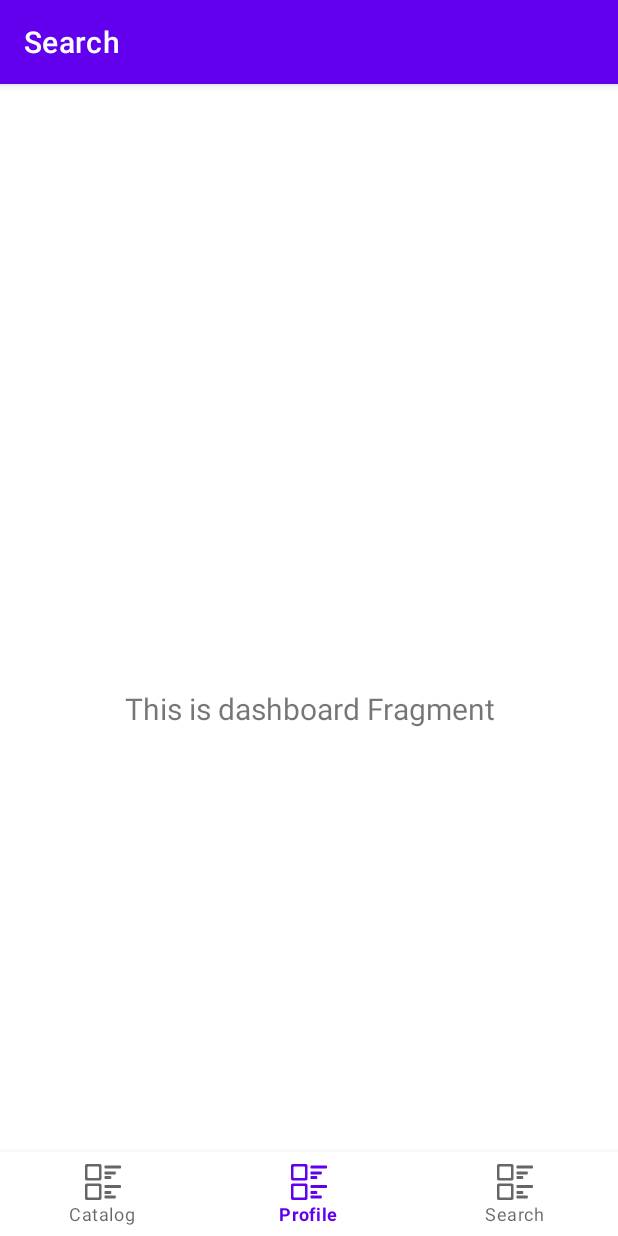
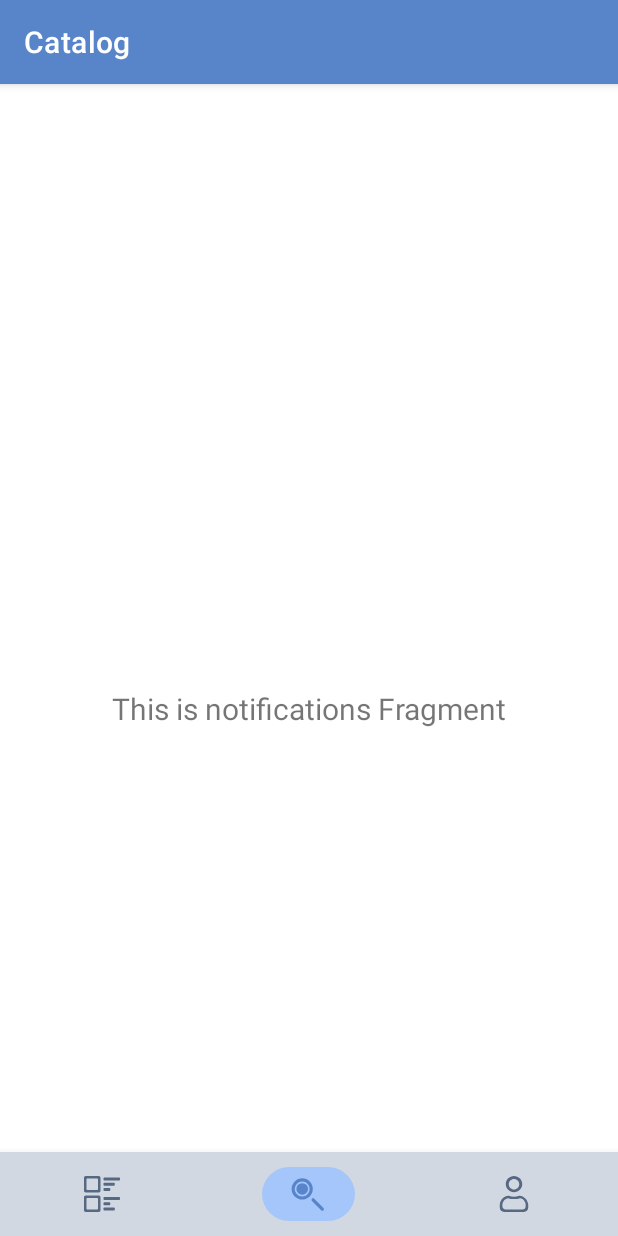
Before and after one commit to Kirixo/Libum, an Android app: the screen it shows after launch (MainActivity), item 2 of the bottom bar chosen, on a phone screen of 412 x 824 dp. Run offline under Robolectric (Android 15) with nearby library versions, the phone set to English and light mode, and no system bars; our stand-ins replace navigation-ui.

Commit message:
Bottom bar implementation

```diff
--- a/android/app/build.gradle.kts
+++ b/android/app/build.gradle.kts
@@ -42,7 +42,7 @@ dependencies {
 
     implementation(libs.androidx.core.ktx)
     implementation(libs.androidx.appcompat)
-    implementation(libs.material)
+    implementation(libs.material.v1110)
     implementation(libs.androidx.constraintlayout)
     implementation(libs.androidx.lifecycle.livedata.ktx)
     implementation(libs.androidx.lifecycle.viewmodel.ktx)
--- a/android/app/src/main/java/com/project/libum/MainActivity.kt
+++ b/android/app/src/main/java/com/project/libum/MainActivity.kt
@@ -22,8 +22,7 @@ class MainActivity : AppCompatActivity() {
         val navView: BottomNavigationView = binding.navView
 
         val navController = findNavController(R.id.nav_host_fragment_activity_main)
-        // Passing each menu ID as a set of Ids because each
-        // menu should be considered as top level destinations.
+
         val appBarConfiguration = AppBarConfiguration(
             setOf(
                 R.id.navigation_home, R.id.navigation_dashboard, R.id.navigation_notifications
--- /dev/null
+++ b/android/app/src/main/res/drawable/active_account.xml
@@ -0,0 +1,21 @@
+<vector xmlns:android="http://schemas.android.com/apk/res/android"
+    android:width="24dp"
+    android:height="24dp"
+    android:viewportWidth="24"
+    android:viewportHeight="24">
+  <group>
+    <clip-path
+        android:pathData="M0,0h24v24h-24z"/>
+    <path
+        android:pathData="M17.5,5.388C17.5,8.363 15.038,10.776 12,10.776C8.962,10.776 6.5,8.363 6.5,5.388C6.5,2.412 8.962,0 12,0C15.038,0 17.5,2.412 17.5,5.388Z"
+        android:fillColor="#5884C9"/>
+    <group>
+      <clip-path
+          android:pathData="M12,15.184C16.418,15.184 20,12.991 20,10.286C20,7.581 16.418,5.388 12,5.388C7.582,5.388 4,7.581 4,10.286C4,12.991 7.582,15.184 12,15.184ZM12,13.959C15.314,13.959 18,12.315 18,10.286C18,8.257 15.314,6.612 12,6.612C8.686,6.612 6,8.257 6,10.286C6,12.315 8.686,13.959 12,13.959ZM7.307,13.32C5.642,13.634 4.191,14.707 3.413,16.256L3.085,16.908C2.7,17.674 2.5,18.52 2.5,19.377V21.037C2.5,22.673 3.827,24 5.463,24H12H18.537C20.173,24 21.5,22.673 21.5,21.037V19.492C21.5,18.562 21.264,17.646 20.814,16.832L20.39,16.064C19.6,14.635 18.228,13.648 16.662,13.333C15.349,13.881 13.74,14.204 12,14.204C10.247,14.204 8.625,13.876 7.307,13.32Z"
+          android:fillType="evenOdd"/>
+      <path
+          android:pathData="M2.5,21.037C2.5,22.673 3.827,24 5.463,24H12H18.537C20.173,24 21.5,22.673 21.5,21.037V21.037V19.492C21.5,18.562 21.264,17.646 20.814,16.832L20.39,16.064C19.422,14.312 17.578,13.224 15.576,13.224H8.328C6.248,13.224 4.347,14.397 3.413,16.256L3.085,16.908C2.7,17.674 2.5,18.52 2.5,19.377V21.037V21.037Z"
+          android:fillColor="#5884C9"/>
+    </group>
+  </group>
+</vector>
--- /dev/null
+++ b/android/app/src/main/res/drawable/ic_active_home_24dp.xml
@@ -0,0 +1,30 @@
+<vector xmlns:android="http://schemas.android.com/apk/res/android"
+    android:width="24dp"
+    android:height="24dp"
+    android:viewportWidth="24"
+    android:viewportHeight="24">
+  <path
+      android:pathData="M0,1.091C0,0.488 0.488,0 1.091,0H9.909C10.512,0 11,0.488 11,1.091V9.909C11,10.512 10.512,11 9.909,11H1.091C0.488,11 0,10.512 0,9.909V1.091Z"
+      android:fillColor="#5884C9"/>
+  <path
+      android:pathData="M0,14.091C0,13.488 0.488,13 1.091,13H9.909C10.512,13 11,13.488 11,14.091V22.909C11,23.512 10.512,24 9.909,24H1.091C0.488,24 0,23.512 0,22.909V14.091Z"
+      android:fillColor="#5884C9"/>
+  <path
+      android:pathData="M13.5,19.5L17,19.5A0.5,0.5 0,0 0,17.5 19L17.5,18A0.5,0.5 0,0 0,17 17.5L13.5,17.5A0.5,0.5 0,0 0,13 18L13,19A0.5,0.5 0,0 0,13.5 19.5z"
+      android:fillColor="#5884C9"/>
+  <path
+      android:pathData="M13.5,23L20,23A0.5,0.5 0,0 0,20.5 22.5L20.5,21.5A0.5,0.5 0,0 0,20 21L13.5,21A0.5,0.5 0,0 0,13 21.5L13,22.5A0.5,0.5 0,0 0,13.5 23z"
+      android:fillColor="#5884C9"/>
+  <path
+      android:pathData="M13.5,16L23.5,16A0.5,0.5 0,0 0,24 15.5L24,14.5A0.5,0.5 0,0 0,23.5 14L13.5,14A0.5,0.5 0,0 0,13 14.5L13,15.5A0.5,0.5 0,0 0,13.5 16z"
+      android:fillColor="#5884C9"/>
+  <path
+      android:pathData="M13.5,6.5L20,6.5A0.5,0.5 0,0 0,20.5 6L20.5,5A0.5,0.5 0,0 0,20 4.5L13.5,4.5A0.5,0.5 0,0 0,13 5L13,6A0.5,0.5 0,0 0,13.5 6.5z"
+      android:fillColor="#5884C9"/>
+  <path
+      android:pathData="M13.5,10L17,10A0.5,0.5 0,0 0,17.5 9.5L17.5,8.5A0.5,0.5 0,0 0,17 8L13.5,8A0.5,0.5 0,0 0,13 8.5L13,9.5A0.5,0.5 0,0 0,13.5 10z"
+      android:fillColor="#5884C9"/>
+  <path
+      android:pathData="M13.5,3L23.5,3A0.5,0.5 0,0 0,24 2.5L24,1.5A0.5,0.5 0,0 0,23.5 1L13.5,1A0.5,0.5 0,0 0,13 1.5L13,2.5A0.5,0.5 0,0 0,13.5 3z"
+      android:fillColor="#5884C9"/>
+</vector>
--- /dev/null
+++ b/android/app/src/main/res/drawable/ic_active_profile_24dp.xml
@@ -0,0 +1,14 @@
+<vector xmlns:android="http://schemas.android.com/apk/res/android"
+    android:width="24dp"
+    android:height="24dp"
+    android:viewportWidth="24"
+    android:viewportHeight="24">
+  <path
+      android:pathData="M12,10.8c3,0 5.5,-2.4 5.5,-5.4C17.5,2.4 15,0 12,0C9,0 6.5,2.4 6.5,5.4C6.5,8.4 9,10.8 12,10.8z"
+      android:fillColor="#3F5C8A"
+      android:fillType="evenOdd"/>
+  <path
+      android:pathData="M18.1,13.8c-0.8,-0.4 -1.6,-0.6 -2.5,-0.6h-0.2c-1,0.4 -2.1,0.7 -3.4,0.7s-2.4,-0.2 -3.4,-0.7H8.3c-0.9,0 -1.7,0.2 -2.4,0.6c0,0 0,0 0,0c-1.1,0.5 -1.9,1.4 -2.5,2.5l-0.3,0.7c-0.4,0.8 -0.6,1.6 -0.6,2.5V21c0,1.6 1.3,3 3,3H12h6.5c1.6,0 3,-1.3 3,-3v-1.5c0,-0.9 -0.2,-1.8 -0.7,-2.7l-0.4,-0.8C19.8,15.1 19,14.3 18.1,13.8C18.1,13.8 18.1,13.8 18.1,13.8z"
+      android:fillColor="#3F5C8A"
+      android:fillType="evenOdd"/>
+</vector>
--- /dev/null
+++ b/android/app/src/main/res/drawable/ic_active_search_24dp.xml
@@ -0,0 +1,20 @@
+<vector xmlns:android="http://schemas.android.com/apk/res/android"
+    android:width="24dp"
+    android:height="24dp"
+    android:viewportWidth="24"
+    android:viewportHeight="24">
+  <group>
+    <clip-path
+        android:pathData="M0,0h24v24h-24z"/>
+    <path
+        android:pathData="M13.146,13.646C15.908,10.885 15.908,6.408 13.146,3.646C10.385,0.885 5.908,0.885 3.146,3.646C0.385,6.408 0.385,10.885 3.146,13.646C5.908,16.408 10.385,16.408 13.146,13.646ZM11.646,12.146C13.579,10.214 13.579,7.079 11.646,5.146C9.713,3.213 6.579,3.213 4.646,5.146C2.713,7.079 2.713,10.214 4.646,12.146C6.579,14.08 9.713,14.08 11.646,12.146Z"
+        android:fillColor="#5884C9"
+        android:fillType="evenOdd"/>
+    <path
+        android:pathData="M8.146,8.646m-2.75,2.75a3.889,3.889 0,1 1,5.5 -5.5a3.889,3.889 90,1 1,-5.5 5.5"
+        android:fillColor="#5884C9"/>
+    <path
+        android:pathData="M14.628,15.127L14.628,15.127A1.088,1.088 45.178,0 1,16.166 15.127L22.315,21.277A1.088,1.088 45.178,0 1,22.315 22.815L22.315,22.815A1.088,1.088 45.178,0 1,20.777 22.815L14.628,16.666A1.088,1.088 45.178,0 1,14.628 15.127z"
+        android:fillColor="#5884C9"/>
+  </group>
+</vector>
--- a/android/app/src/main/res/drawable/ic_home_24dp.xml
+++ b/android/app/src/main/res/drawable/ic_inactive_home_24dp.xml
@@ -12,7 +12,7 @@
       android:fillColor="#3F5C8A"
       android:fillType="evenOdd"/>
   <path
-      android:pathData="M13.5,20L17,20A0.5,0.5 0,0 0,17.5 19.5L17.5,18.5A0.5,0.5 0,0 0,17 18L13.5,18A0.5,0.5 0,0 0,13 18.5L13,19.5A0.5,0.5 0,0 0,13.5 20z"
+      android:pathData="M13.5,19.5L17,19.5A0.5,0.5 0,0 0,17.5 19L17.5,18A0.5,0.5 0,0 0,17 17.5L13.5,17.5A0.5,0.5 0,0 0,13 18L13,19A0.5,0.5 0,0 0,13.5 19.5z"
       android:fillColor="#3F5C8A"/>
   <path
       android:pathData="M13.5,23L20,23A0.5,0.5 0,0 0,20.5 22.5L20.5,21.5A0.5,0.5 0,0 0,20 21L13.5,21A0.5,0.5 0,0 0,13 21.5L13,22.5A0.5,0.5 0,0 0,13.5 23z"
@@ -21,7 +21,7 @@
       android:pathData="M13.5,16L23.5,16A0.5,0.5 0,0 0,24 15.5L24,14.5A0.5,0.5 0,0 0,23.5 14L13.5,14A0.5,0.5 0,0 0,13 14.5L13,15.5A0.5,0.5 0,0 0,13.5 16z"
       android:fillColor="#3F5C8A"/>
   <path
-      android:pathData="M13.5,7L20,7A0.5,0.5 0,0 0,20.5 6.5L20.5,5.5A0.5,0.5 0,0 0,20 5L13.5,5A0.5,0.5 0,0 0,13 5.5L13,6.5A0.5,0.5 0,0 0,13.5 7z"
+      android:pathData="M13.5,6.5L20,6.5A0.5,0.5 0,0 0,20.5 6L20.5,5A0.5,0.5 0,0 0,20 4.5L13.5,4.5A0.5,0.5 0,0 0,13 5L13,6A0.5,0.5 0,0 0,13.5 6.5z"
       android:fillColor="#3F5C8A"/>
   <path
       android:pathData="M13.5,10L17,10A0.5,0.5 0,0 0,17.5 9.5L17.5,8.5A0.5,0.5 0,0 0,17 8L13.5,8A0.5,0.5 0,0 0,13 8.5L13,9.5A0.5,0.5 0,0 0,13.5 10z"
--- /dev/null
+++ b/android/app/src/main/res/drawable/ic_inactive_profile_24dp.xml
@@ -0,0 +1,14 @@
+<vector xmlns:android="http://schemas.android.com/apk/res/android"
+    android:width="24dp"
+    android:height="24dp"
+    android:viewportWidth="24"
+    android:viewportHeight="24">
+  <path
+      android:fillColor="#FF3F5C8A"
+      android:fillType="evenOdd"
+      android:pathData="M12 10.78c3.04 0 5.5-2.42 5.5-5.4C17.5 2.42 15.04 0 12 0S6.5 2.41 6.5 5.39c0 2.97 2.46 5.39 5.5 5.39ZM12 9c1.93 0 3.5-1.57 3.5-3.5S13.93 2 12 2 8.5 3.57 8.5 5.5 10.07 9 12 9Z"/>
+  <path
+      android:fillColor="#FF3F5C8A"
+      android:fillType="evenOdd"
+      android:pathData="M16.03 14.76c-1.2 0.4-2.57 0.63-4.03 0.63-1.44 0-2.8-0.22-3.98-0.61-0.74 0.1-1.44 0.42-2.01 0.91l-0.14 0.13c-0.29 0.25-0.53 0.54-0.73 0.86L4.82 17.2c-0.37 0.6-0.57 1.3-0.57 2.01v0.97c0 1.23 1 2.22 2.22 2.22h11.22c1.14 0 2.06-0.92 2.06-2.06V19.1c0-0.55-0.11-1.09-0.37-1.58-0.23-0.44-0.54-0.99-0.82-1.33-0.23-0.27-0.59-0.58-0.93-0.83-0.46-0.35-1.02-0.54-1.6-0.6Zm2.03-0.94c-0.76-0.38-1.6-0.6-2.48-0.6H15.4c-0.97 0.42-2.14 0.67-3.41 0.67s-2.44-0.25-3.4-0.66H8.32c-0.86 0-1.7 0.2-2.43 0.56-1.06 0.52-1.94 1.38-2.49 2.47L3.1 16.9C2.7 17.68 2.5 18.52 2.5 19.38v1.66C2.5 22.68 3.83 24 5.46 24H12h6.54c1.63 0 2.96-1.32 2.96-2.96v-1.55c0-0.93-0.24-1.84-0.69-2.66l-0.42-0.76c-0.54-0.99-1.36-1.76-2.33-2.25Z"/>
+</vector>
--- /dev/null
+++ b/android/app/src/main/res/drawable/ic_inactive_search_24dp.xml
@@ -0,0 +1,21 @@
+<vector xmlns:android="http://schemas.android.com/apk/res/android"
+    android:width="24dp"
+    android:height="24dp"
+    android:viewportWidth="24"
+    android:viewportHeight="24">
+  <group>
+    <clip-path
+        android:pathData="M0,0h24v24h-24z"/>
+    <group>
+      <clip-path
+          android:pathData="M0,0h24v24h-24z"/>
+      <path
+          android:pathData="M13.146,13.646C15.908,10.885 15.908,6.408 13.146,3.646C10.385,0.885 5.908,0.885 3.146,3.646C0.385,6.408 0.385,10.885 3.146,13.646C5.908,16.408 10.385,16.408 13.146,13.646ZM11.646,12.146C13.579,10.214 13.579,7.079 11.646,5.146C9.713,3.213 6.579,3.213 4.646,5.146C2.713,7.079 2.713,10.214 4.646,12.146C6.579,14.08 9.713,14.08 11.646,12.146Z"
+          android:fillColor="@color/blue_700"
+          android:fillType="evenOdd"/>
+      <path
+          android:pathData="M14.628,15.127L14.628,15.127A1.088,1.088 45.178,0 1,16.166 15.127L22.315,21.277A1.088,1.088 45.178,0 1,22.315 22.815L22.315,22.815A1.088,1.088 45.178,0 1,20.777 22.815L14.628,16.666A1.088,1.088 45.178,0 1,14.628 15.127z"
+          android:fillColor= "@color/blue_700"/>
+    </group>
+  </group>
+</vector>
--- /dev/null
+++ b/android/app/src/main/res/drawable/se_home_24dp.xml
@@ -0,0 +1,5 @@
+
+<selector xmlns:android="http://schemas.android.com/apk/res/android">
+    <item android:state_checked="true" android:drawable="@drawable/ic_active_home_24dp"/>
+    <item android:state_checked="false" android:drawable="@drawable/ic_inactive_home_24dp"/>
+</selector>
--- /dev/null
+++ b/android/app/src/main/res/drawable/se_navigator_indicator_color.xml
@@ -0,0 +1,5 @@
+
+<selector xmlns:android="http://schemas.android.com/apk/res/android">
+    <item android:state_checked="true" android:color="@color/blue_500" />
+    <item android:state_checked="false" android:color="@color/gray_blue_700" />
+</selector>
--- /dev/null
+++ b/android/app/src/main/res/drawable/se_profile_24dp.xml
@@ -0,0 +1,5 @@
+
+<selector xmlns:android="http://schemas.android.com/apk/res/android">
+    <item android:state_checked="true" android:drawable="@drawable/ic_active_profile_24dp"/>
+    <item android:state_checked="false" android:drawable="@drawable/ic_inactive_profile_24dp"/>
+</selector>
--- /dev/null
+++ b/android/app/src/main/res/drawable/se_search_24dp.xml
@@ -0,0 +1,5 @@
+
+<selector xmlns:android="http://schemas.android.com/apk/res/android">
+    <item android:state_checked="true" android:drawable="@drawable/ic_active_search_24dp"/>
+    <item android:state_checked="false" android:drawable="@drawable/ic_inactive_search_24dp"/>
+</selector>
--- a/android/app/src/main/res/layout/activity_main.xml
+++ b/android/app/src/main/res/layout/activity_main.xml
@@ -4,7 +4,8 @@
     android:id="@+id/container"
     android:layout_width="match_parent"
     android:layout_height="match_parent"
-    android:paddingTop="?attr/actionBarSize">
+    android:paddingTop="?attr/actionBarSize"
+    >
 
     <com.google.android.material.bottomnavigation.BottomNavigationView
         android:id="@+id/nav_view"
@@ -12,12 +13,14 @@
         android:layout_height="wrap_content"
         android:layout_marginStart="0dp"
         android:layout_marginEnd="0dp"
-        android:background="?android:attr/windowBackground"
+        android:background="#D2D8E1"
         app:layout_constraintBottom_toBottomOf="parent"
         app:layout_constraintLeft_toLeftOf="parent"
         app:layout_constraintRight_toRightOf="parent"
         app:menu="@menu/bottom_nav_menu"
-
+        app:itemActiveIndicatorStyle="@style/App.Custom.Indicator"
+        app:itemIconTint="@drawable/se_navigator_indicator_color"
+        app:labelVisibilityMode="unlabeled"
         />
 
     <fragment
--- a/android/app/src/main/res/menu/bottom_nav_menu.xml
+++ b/android/app/src/main/res/menu/bottom_nav_menu.xml
@@ -3,17 +3,17 @@
 
     <item
         android:id="@+id/navigation_home"
-        android:icon="@drawable/ic_home_24dp"
+        android:icon="@drawable/se_home_24dp"
         android:title="@string/title_home" />
 
     <item
+        android:id="@+id/navigation_notifications"
+        android:icon="@drawable/se_search_24dp"
+        android:title="@string/title_search" />
+
+    <item
         android:id="@+id/navigation_dashboard"
-        android:icon="@drawable/ic_home_24dp"
+        android:icon="@drawable/se_profile_24dp"
         android:title="@string/title_profile" />
 
-    <item
-        android:id="@+id/navigation_notifications"
-        android:icon="@drawable/ic_home_24dp"
-        android:title="@string/title_search" />
-
 </menu>
--- a/android/app/src/main/res/values-night/themes.xml
+++ b/android/app/src/main/res/values-night/themes.xml
@@ -1,16 +1,16 @@
-<resources xmlns:tools="http://schemas.android.com/tools">
+<resources>
     <!-- Base application theme. -->
     <style name="Theme.Libum" parent="Theme.MaterialComponents.DayNight.DarkActionBar">
-        <!-- Primary brand color. -->
-        <item name="colorPrimary">@color/purple_200</item>
-        <item name="colorPrimaryVariant">@color/purple_700</item>
-        <item name="colorOnPrimary">@color/black</item>
-        <!-- Secondary brand color. -->
-        <item name="colorSecondary">@color/teal_200</item>
-        <item name="colorSecondaryVariant">@color/teal_200</item>
+
+        <item name="colorPrimary">@color/blue_500</item>
+        <item name="colorPrimaryVariant">@color/blue_700</item>
+        <item name="colorOnPrimary">@color/white</item>
+
+        <item name="colorSecondary">@color/gray_blue_500</item>
+        <item name="colorSecondaryVariant">@color/gray_blue_700</item>
         <item name="colorOnSecondary">@color/black</item>
-        <!-- Status bar color. -->
+
         <item name="android:statusBarColor">?attr/colorPrimaryVariant</item>
-        <!-- Customize your theme here. -->
+        <item name="android:windowBackground">@color/white</item>
     </style>
 </resources>
--- a/android/app/src/main/res/values/colors.xml
+++ b/android/app/src/main/res/values/colors.xml
@@ -1,14 +1,20 @@
 <?xml version="1.0" encoding="utf-8"?>
 <resources>
-    <color name="purple_200">#FFBB86FC</color>
-    <color name="purple_500">#FF6200EE</color>
-    <color name="purple_700">#FF3700B3</color>
-    <color name="teal_200">#FF03DAC5</color>
-    <color name="teal_700">#FF018786</color>
-    <color name="black">#FF000000</color>
-    <color name="white">#FFFFFFFF</color>
 
+    <color name="black">#0E0E0E</color>
+    <color name="blue_black_700">#0E1115</color>
+    <color name="white">#F7F7F7</color>
 
+    <color name="red_500">#A44E59</color>
 
+    -- Color scheme --
+
+    <color name="blue_200">#819CC7</color>
+    <color name="blue_500">#5884C9</color>
+    <color name="blue_700">#3F5C8A</color>
+
+    <color name="gray_blue_200">#A5C6FA</color>
+    <color name="gray_blue_500">#819CC7</color>
+    <color name="gray_blue_700">#576883</color>
 
 </resources>
--- /dev/null
+++ b/android/app/src/main/res/values/style.xml
@@ -0,0 +1,14 @@
+<?xml version="1.0" encoding="utf-8"?>
+<resources>
+    <style name="App.Custom.Indicator" parent="Widget.Material3.BottomNavigationView.ActiveIndicator">
+        <item name="android:width">62dp</item>
+        <item name="android:height">36dp</item>
+        <item name="android:color">@color/gray_blue_200</item>
+        <item name="android:translationY">28dp</item>
+        <item name="shapeAppearance">@style/App.Custom.IndicatorShape</item>
+    </style>
+
+    <style name="App.Custom.IndicatorShape" parent="ShapeAppearance.Material3.SmallComponent">
+        <item name="cornerSize">22dp</item>
+    </style>
+</resources>
--- a/android/app/src/main/res/values/themes.xml
+++ b/android/app/src/main/res/values/themes.xml
@@ -1,16 +1,15 @@
-<resources xmlns:tools="http://schemas.android.com/tools">
+<resources>
     <!-- Base application theme. -->
     <style name="Theme.Libum" parent="Theme.MaterialComponents.DayNight.DarkActionBar">
-        <!-- Primary brand color. -->
-        <item name="colorPrimary">@color/purple_500</item>
-        <item name="colorPrimaryVariant">@color/purple_700</item>
+
+        <item name="colorPrimary">@color/blue_500</item>
+        <item name="colorPrimaryVariant">@color/blue_700</item>
         <item name="colorOnPrimary">@color/white</item>
-        <!-- Secondary brand color. -->
-        <item name="colorSecondary">@color/teal_200</item>
-        <item name="colorSecondaryVariant">@color/teal_700</item>
+
+        <item name="colorSecondary">@color/gray_blue_500</item>
+        <item name="colorSecondaryVariant">@color/gray_blue_700</item>
         <item name="colorOnSecondary">@color/black</item>
-        <!-- Status bar color. -->
+
         <item name="android:statusBarColor">?attr/colorPrimaryVariant</item>
-        <!-- Customize your theme here. -->
     </style>
 </resources>
--- a/android/gradle/libs.versions.toml
+++ b/android/gradle/libs.versions.toml
@@ -10,6 +10,7 @@ material = "1.12.0"
 constraintlayout = "2.2.0"
 lifecycleLivedataKtx = "2.8.7"
 lifecycleViewmodelKtx = "2.8.7"
+materialVersion = "1.11.0"
 navigationFragmentKtx = "2.8.3"
 navigationUiKtx = "2.8.3"
 
@@ -19,12 +20,12 @@ junit = { group = "junit", name = "junit", version.ref = "junit" }
 androidx-junit = { group = "androidx.test.ext", name = "junit", version.ref = "junitVersion" }
 androidx-espresso-core = { group = "androidx.test.espresso", name = "espresso-core", version.ref = "espressoCore" }
 androidx-appcompat = { group = "androidx.appcompat", name = "appcompat", version.ref = "appcompat" }
-material = { group = "com.google.android.material", name = "material", version.ref = "material" }
 androidx-constraintlayout = { group = "androidx.constraintlayout", name = "constraintlayout", version.ref = "constraintlayout" }
 androidx-lifecycle-livedata-ktx = { group = "androidx.lifecycle", name = "lifecycle-livedata-ktx", version.ref = "lifecycleLivedataKtx" }
 androidx-lifecycle-viewmodel-ktx = { group = "androidx.lifecycle", name = "lifecycle-viewmodel-ktx", version.ref = "lifecycleViewmodelKtx" }
 androidx-navigation-fragment-ktx = { group = "androidx.navigation", name = "navigation-fragment-ktx", version.ref = "navigationFragmentKtx" }
 androidx-navigation-ui-ktx = { group = "androidx.navigation", name = "navigation-ui-ktx", version.ref = "navigationUiKtx" }
+material-v1110 = { module = "com.google.android.material:material", version.ref = "materialVersion" }
 
 [plugins]
 android-application = { id = "com.android.application", version.ref = "agp" }
```
